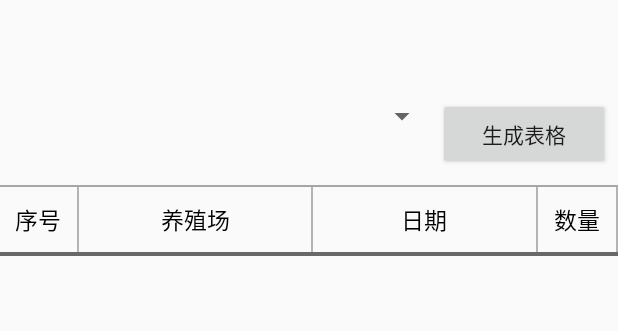
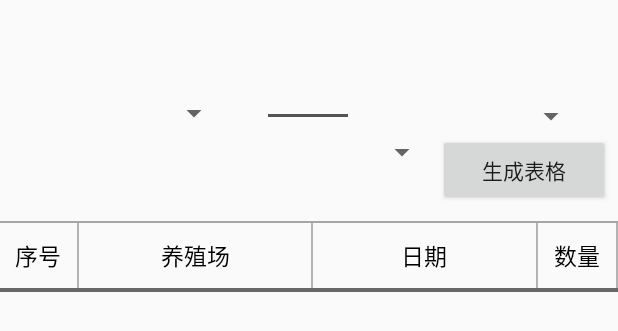
Before and after one commit to Tongcangzhen/PigKnow, an Android app: the layout content_assment.xml on its own in the app's theme, with its tools: preview values and no code run, on a phone screen of 412 x 824 dp. Shown: the top 331 px of the screen. Run offline under Robolectric (Android 15) with nearby library versions, the phone set to English and light mode, and no system bars.

Commit message:
增加消息通知功能

```diff
--- a/app/build.gradle
+++ b/app/build.gradle
@@ -37,6 +37,7 @@ dependencies {
     compile 'cn.bmob.android:bmob-sdk:3.5.0'
     compile 'com.jakewharton:butterknife:8.5.1'
     compile 'com.github.xiaoyanger0825:NiceVieoPlayer:v2.2'
+    compile 'cn.bmob.android:bmob-push:1.0.1'
     testCompile 'junit:junit:4.12'
     annotationProcessor 'com.jakewharton:butterknife-compiler:8.5.1'
 }
--- a/app/src/main/java/com/example/ldjg/pigknow/AccountItSelfActivity.java
+++ b/app/src/main/java/com/example/ldjg/pigknow/AccountItSelfActivity.java
@@ -94,8 +94,9 @@ public class AccountItSelfActivity extends AppCompatActivity {
                         String input = et.getText().toString();
                         if (input.equals("")) {
                             Toast.makeText(getApplicationContext(), "邀请码不能为空！" + input, Toast.LENGTH_LONG).show();
-                        }
-                        else {
+                        } else if (input.length() <= 5) {
+                            Toast.makeText(getApplicationContext(), "邀请码太短（6位以上）！" + input, Toast.LENGTH_LONG).show();
+                        } else {
                             setInvitationCodeToDB(input);
                             textview_invitationCode.setText(input);
                         }
--- a/app/src/main/java/com/example/ldjg/pigknow/Util/AdminSharedPreference.java
+++ b/app/src/main/java/com/example/ldjg/pigknow/Util/AdminSharedPreference.java
@@ -37,6 +37,7 @@ public class AdminSharedPreference {
         editor.putString("invitationCode",admin.getInvitationCode());
         editor.putString("createdAt",admin.getCreatedAt());
         editor.putString("updatedAt",admin.getUpdatedAt());
+        editor.putString("installationId", admin.getInstalId());
         editor.putBoolean("isAdminSign",true);
         editor.apply();
     }
@@ -59,6 +60,7 @@ public class AdminSharedPreference {
         admin.setAdminName(preferences.getString("adminName",""));
         admin.setPassword(preferences.getString("password",""));
         admin.setInvitationCode(preferences.getString("invitationCode",""));
+        admin.setInstalId(preferences.getString("installationId", ""));
         return admin;
     }
     public void quitSign(){
--- a/app/src/main/res/layout/activity_register.xml
+++ b/app/src/main/res/layout/activity_register.xml
@@ -36,7 +36,8 @@
         android:background="@null"
         android:hint="请输入用户名"
         android:textColor="#444444"
-        android:textSize="16sp" />
+        android:textSize="16sp"
+        android:digits="0123456789abcdefghigklmnopqrstuvwxyzABCDEFGHIJKLMNOPQRSTUVWXYZ"/>
 </LinearLayout>
      <LinearLayout
          android:layout_width="match_parent"
--- a/app/src/main/res/layout/content_assment.xml
+++ b/app/src/main/res/layout/content_assment.xml
@@ -3,11 +3,40 @@
     android:layout_width="match_parent"
     android:layout_height="match_parent"
     android:layout_marginBottom="55dp"
+    android:layout_marginTop="65dp"
     android:orientation="vertical">
     <LinearLayout
         android:layout_width="match_parent"
+        android:layout_height="wrap_content">
+        <Spinner
+            android:layout_width="0dp"
+            android:layout_weight="1"
+            android:layout_height="20dp"
+            android:layout_marginLeft="20dp"
+            android:layout_marginRight="20dp"
+            android:id="@+id/spinner_date_start"
+            />
+        <View
+            android:layout_width="0dp"
+            android:layout_height="2dp"
+            android:layout_weight="0.4"
+            android:layout_marginLeft="5dp"
+            android:layout_marginRight="5dp"
+            android:background="#aa000000"
+            android:layout_gravity="center"/>
+        <Spinner
+            android:layout_width="0dp"
+            android:layout_weight="1"
+            android:layout_height="wrap_content"
+            android:layout_marginLeft="20dp"
+            android:layout_marginRight="20dp"
+            android:id="@+id/spinner_date_end"
+            />
+
+    </LinearLayout>
+    <LinearLayout
+        android:layout_width="match_parent"
         android:layout_height="wrap_content"
-        android:layout_marginTop="65dp"
         android:layout_marginRight="5dp"
         android:layout_marginLeft="5dp"
         android:layout_marginBottom="10dp">
```
Also changed, not shown: app/src/main/AndroidManifest.xml (+52 -0 lines), app/src/main/java/com/example/ldjg/pigknow/LoginActivity.java (+31 -64 lines), app/src/main/java/com/example/ldjg/pigknow/Notification/MyNotification.java (added, +51 -0 lines), app/src/main/java/com/example/ldjg/pigknow/Receiver/MyPushMessageReceiver.java (added, +26 -0 lines), app/src/main/java/com/example/ldjg/pigknow/RegisterAdminActivity.java (+5 -2 lines), app/src/main/java/com/example/ldjg/pigknow/Util/MD5.java (added, +66 -0 lines), app/src/main/java/com/example/ldjg/pigknow/database/Admin.java (+9 -0 lines), app/src/main/res/layout/activity_pig_detail.xml (+9 -0 lines).
